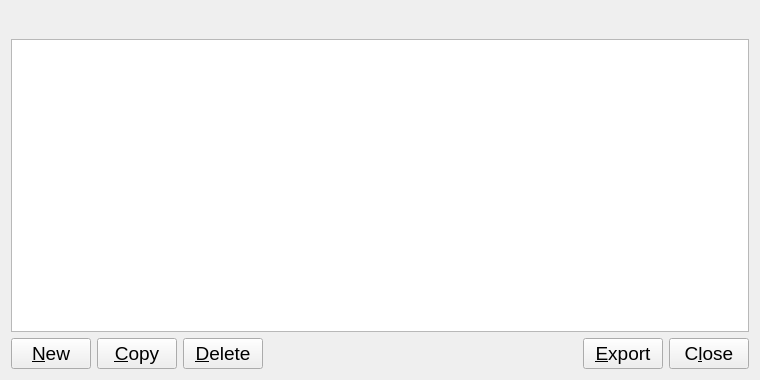
The window that src/qt/forms/addressbookpage.ui (nyerium-core/nyerium) describes before a commit, drawn with Qt 5.
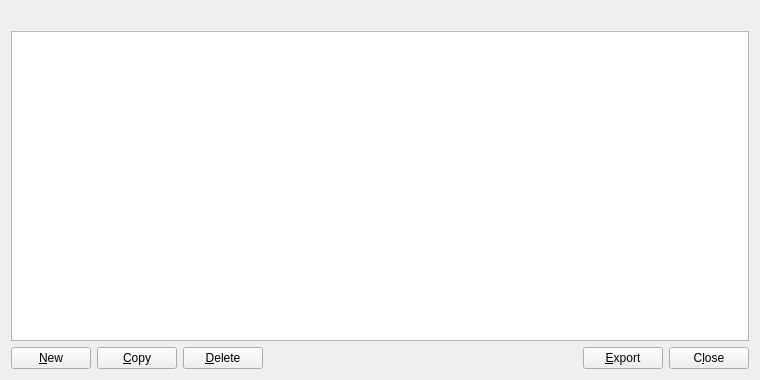
The same window after the commit. Icons and pictures are not drawn.

The edit to the form file:
```diff
--- a/src/qt/forms/addressbookpage.ui
+++ b/src/qt/forms/addressbookpage.ui
@@ -10,19 +10,9 @@
     <height>380</height>
    </rect>
   </property>
-  <property name="font">
-   <font>
-    <pointsize>14</pointsize>
-   </font>
-  </property>
   <layout class="QVBoxLayout" name="verticalLayout">
    <item>
     <widget class="QLabel" name="labelExplanation">
-     <property name="font">
-   <font>
-       <pointsize>14</pointsize>
-      </font>
-     </property>
      <property name="textFormat">
       <enum>Qt::PlainText</enum>
      </property>
@@ -70,11 +60,6 @@
        </disabled>
       </palette>
      </property>
-     <property name="font">
-   <font>
-       <pointsize>14</pointsize>
-      </font>
-     </property>
      <property name="contextMenuPolicy">
       <enum>Qt::CustomContextMenu</enum>
      </property>
@@ -105,12 +90,6 @@
     <layout class="QHBoxLayout" name="horizontalLayout">
      <item>
       <widget class="QPushButton" name="newAddress">
-       <property name="font">
-        <font>
-         
-         <pointsize>14</pointsize>
-        </font>
-       </property>
        <property name="toolTip">
         <string>Create a new address</string>
        </property>
@@ -128,12 +107,6 @@
      </item>
      <item>
       <widget class="QPushButton" name="copyAddress">
-       <property name="font">
-        <font>
-         
-         <pointsize>14</pointsize>
-        </font>
-       </property>
        <property name="toolTip">
         <string>Copy the currently selected address to the system clipboard</string>
        </property>
@@ -151,12 +124,6 @@
      </item>
      <item>
       <widget class="QPushButton" name="deleteAddress">
-       <property name="font">
-        <font>
-         
-         <pointsize>14</pointsize>
-        </font>
-       </property>
        <property name="toolTip">
         <string>Delete the currently selected address from the list</string>
        </property>
@@ -174,12 +141,6 @@
      </item>
      <item>
       <spacer name="horizontalSpacer">
-       <property name="font">
-        <font>
-         
-         <pointsize>14</pointsize>
-        </font>
-       </property>
        <property name="orientation">
         <enum>Qt::Horizontal</enum>
        </property>
@@ -193,12 +154,6 @@
      </item>
      <item>
       <widget class="QPushButton" name="exportButton">
-       <property name="font">
-        <font>
-         
-         <pointsize>14</pointsize>
-        </font>
-       </property>
        <property name="toolTip">
         <string>Export the data in the current tab to a file</string>
        </property>
@@ -222,12 +177,6 @@
          <verstretch>0</verstretch>
         </sizepolicy>
        </property>
-       <property name="font">
-        <font>
-         
-         <pointsize>14</pointsize>
-        </font>
-       </property>
        <property name="text">
         <string>C&amp;lose</string>
        </property>
```
